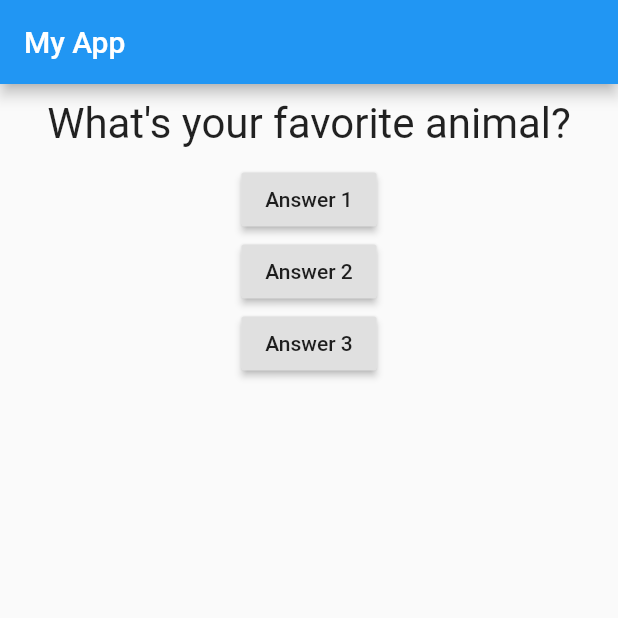
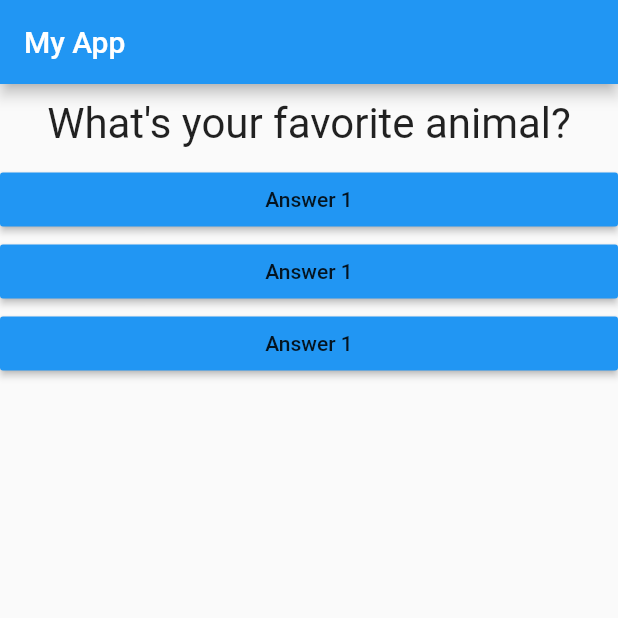
Before and after one commit to FrancaTM/quiz-app, a Flutter app: the screen it shows after launch, after a tap on "Answer 1", on a phone screen of 412 x 824 dp, the top half of it. Run offline on Flutter 3.47's test engine with Material 2 defaults, Android fonts, the phone set to English and light mode, and no system bars.

```diff
--- /dev/null
+++ b/lib/answer.dart
@@ -0,0 +1,19 @@
+import 'package:flutter/material.dart';
+
+class Answer extends StatelessWidget {
+  final Function selectHandler;
+
+  Answer(this.selectHandler);
+
+  @override
+  Widget build(BuildContext context) {
+    return Container(
+      width: double.infinity,
+      child: RaisedButton(
+        color: Colors.blue,
+        child: Text('Answer 1'),
+        onPressed: selectHandler,
+      ),
+    );
+  }
+}
--- a/lib/main.dart
+++ b/lib/main.dart
@@ -1,6 +1,7 @@
 import 'package:flutter/material.dart';
 
 import 'package:complete_guide/question.dart';
+import 'package:complete_guide/answer.dart';
 
 // void main() {
 //   runApp(MyApp());
@@ -21,7 +22,7 @@ class _MyAppState extends State<MyApp> {
     'What\'s your favorite animal?',
   ];
 
-  void answerQuestion() {
+  void _answerQuestion() {
     setState(() {
       _questionIndex = _questionIndex + 1;
     });
@@ -38,20 +39,9 @@ class _MyAppState extends State<MyApp> {
         body: Column(
           children: <Widget>[
             Question(_questions[_questionIndex]),
-            RaisedButton(
-              child: Text('Answer 1'),
-              onPressed: answerQuestion,
-            ),
-            RaisedButton(
-              child: Text('Answer 2'),
-              onPressed: () {
-                answerQuestion();
-              },
-            ),
-            RaisedButton(
-              child: Text('Answer 3'),
-              onPressed: () => answerQuestion(),
-            ),
+            Answer(_answerQuestion),
+            Answer(_answerQuestion),
+            Answer(_answerQuestion),
           ],
         ),
       ),
```
